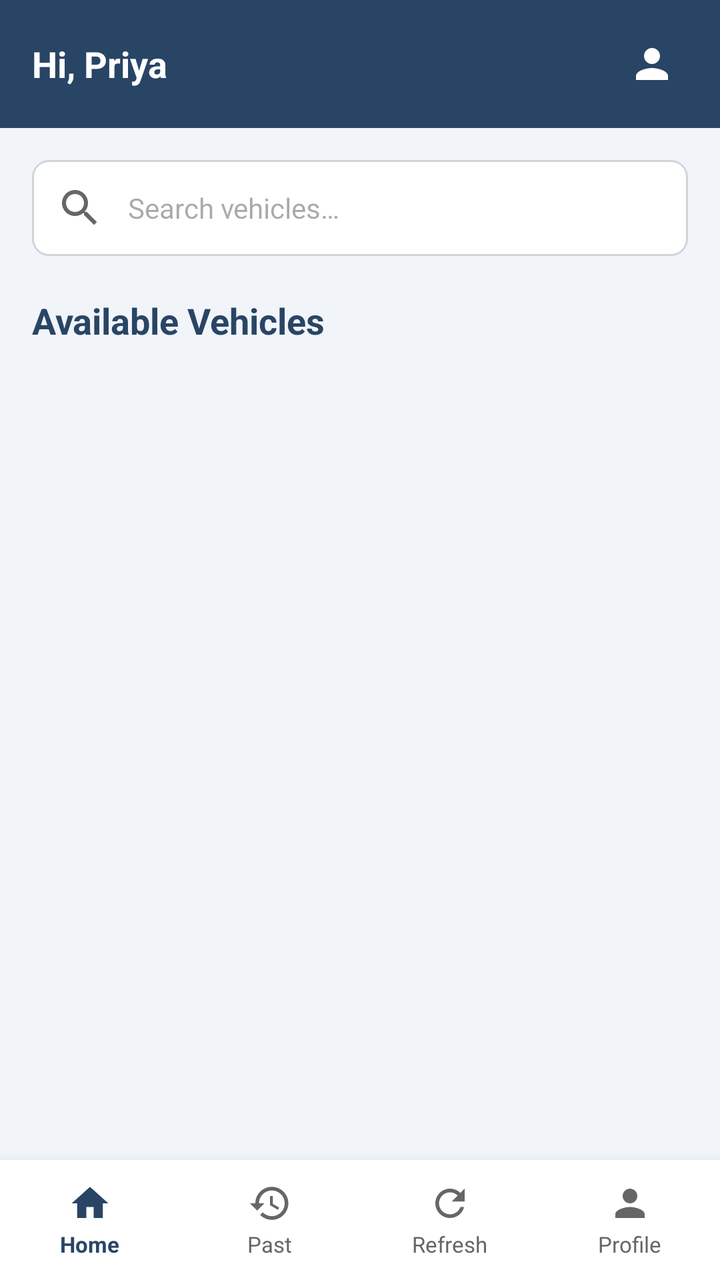
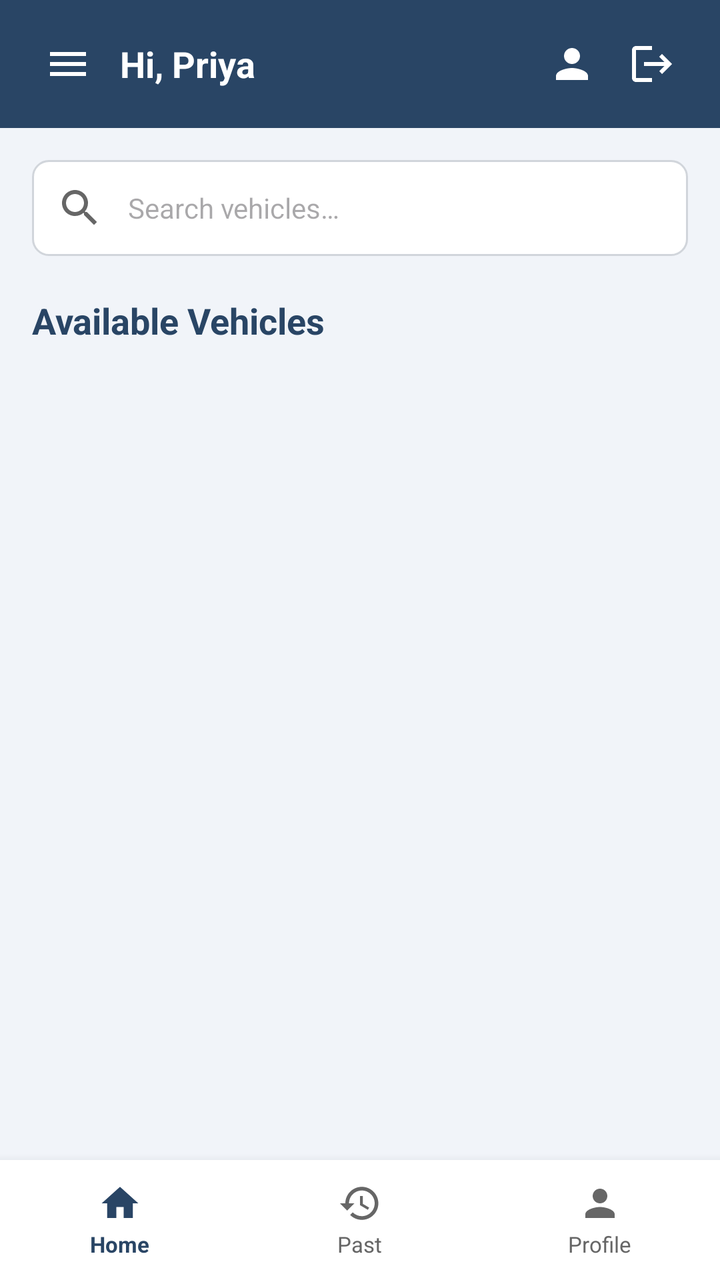

The first picture is an Android layout as it rendered before a commit; the second is the same layout after the commit. The layout source and the unified diff follow.
<!-- AndroidManifest.xml: application theme Theme.Android_vehicle_project -->
<!-- res/layout/activity_customer_home.xml -->
<?xml version="1.0" encoding="utf-8"?>
<LinearLayout xmlns:android="http://schemas.android.com/apk/res/android"
    xmlns:app="http://schemas.android.com/apk/res-auto"
    android:layout_width="match_parent"
    android:layout_height="match_parent"
    android:background="@color/background_light"
    android:fitsSystemWindows="true"
    android:orientation="vertical">

    
    <androidx.appcompat.widget.Toolbar
        android:id="@+id/toolbarHome"
        android:layout_width="match_parent"
        android:layout_height="?attr/actionBarSize"
        android:background="@color/primary_navy"
        app:titleTextColor="@color/white">

        <RelativeLayout
            android:layout_width="match_parent"
            android:layout_height="match_parent"
            android:paddingEnd="16dp"
            android:paddingStart="0dp">

            <TextView
                android:id="@+id/tvGreeting"
                android:layout_width="wrap_content"
                android:layout_height="wrap_content"
                android:layout_centerVertical="true"
                android:text="Hi, Priya"
                android:textColor="@color/white"
                android:textSize="18sp"
                android:textStyle="bold" />

            <ImageView
                android:id="@+id/ivProfileIcon"
                android:layout_width="36dp"
                android:layout_height="36dp"
                android:layout_alignParentEnd="true"
                android:layout_centerVertical="true"
                android:background="?attr/selectableItemBackgroundBorderless"
                android:clickable="true"
                android:contentDescription="@string/nav_profile"
                android:focusable="true"
                android:padding="6dp"
                android:src="@drawable/ic_profile" />
        </RelativeLayout>
    </androidx.appcompat.widget.Toolbar>

    
    <ScrollView
        android:layout_width="match_parent"
        android:layout_height="0dp"
        android:layout_weight="1"
        android:fillViewport="true">

        <LinearLayout
            android:layout_width="match_parent"
            android:layout_height="wrap_content"
            android:orientation="vertical"
            android:padding="16dp">

            
            <RelativeLayout
                android:layout_width="match_parent"
                android:layout_height="48dp"
                android:background="@drawable/bg_input"
                android:paddingHorizontal="12dp">

                <ImageView
                    android:id="@+id/ivSearchIcon"
                    android:layout_width="24dp"
                    android:layout_height="24dp"
                    android:layout_alignParentStart="true"
                    android:layout_centerVertical="true"
                    android:contentDescription="@string/search_vehicles"
                    android:src="@drawable/ic_search" />

                <EditText
                    android:id="@+id/etSearchVehicle"
                    android:layout_width="match_parent"
                    android:layout_height="match_parent"
                    android:layout_toEndOf="@id/ivSearchIcon"
                    android:autofillHints="name"
                    android:background="@null"
                    android:hint="@string/search_vehicles"
                    android:imeOptions="actionSearch"
                    android:inputType="text"
                    android:paddingEnd="12dp"
                    android:paddingStart="12dp"
                    android:textColor="@color/text_dark"
                    android:textSize="14sp" />
            </RelativeLayout>

            <Space
                android:layout_width="match_parent"
                android:layout_height="20dp" />

            <TextView
                android:layout_width="wrap_content"
                android:layout_height="wrap_content"
                android:text="@string/available_vehicles"
                android:textColor="@color/text_dark"
                android:textSize="18sp"
                android:textStyle="bold" />

            <Space
                android:layout_width="match_parent"
                android:layout_height="12dp" />

            
            <LinearLayout
                android:id="@+id/llVehicleContainer"
                android:layout_width="match_parent"
                android:layout_height="wrap_content"
                android:orientation="vertical" />

        </LinearLayout>
    </ScrollView>

    
    <LinearLayout
        android:layout_width="match_parent"
        android:layout_height="60dp"
        android:background="@color/white"
        android:elevation="8dp"
        android:orientation="horizontal">

        
        <LinearLayout
            android:id="@+id/navHome"
            android:layout_width="0dp"
            android:layout_height="match_parent"
            android:layout_weight="1"
            android:background="?attr/selectableItemBackground"
            android:clickable="true"
            android:focusable="true"
            android:gravity="center"
            android:orientation="vertical">

            <ImageView
                android:layout_width="22dp"
                android:layout_height="22dp"
                android:contentDescription="@string/nav_home"
                android:src="@drawable/ic_home_nav" />

            <TextView
                android:layout_width="wrap_content"
                android:layout_height="wrap_content"
                android:layout_marginTop="2dp"
                android:text="@string/nav_home"
                android:textColor="@color/primary_navy"
                android:textSize="11sp"
                android:textStyle="bold" />
        </LinearLayout>

        
        <LinearLayout
            android:id="@+id/navPast"
            android:layout_width="0dp"
            android:layout_height="match_parent"
            android:layout_weight="1"
            android:background="?attr/selectableItemBackground"
            android:clickable="true"
            android:focusable="true"
            android:gravity="center"
            android:orientation="vertical">

            <ImageView
                android:layout_width="22dp"
                android:layout_height="22dp"
                android:contentDescription="@string/nav_past"
                android:src="@drawable/ic_past_nav" />

            <TextView
                android:layout_width="wrap_content"
                android:layout_height="wrap_content"
                android:layout_marginTop="2dp"
                android:text="@string/nav_past"
                android:textColor="@color/text_gray"
                android:textSize="11sp" />
        </LinearLayout>

        
        <LinearLayout
            android:id="@+id/navRefresh"
            android:layout_width="0dp"
            android:layout_height="match_parent"
            android:layout_weight="1"
            android:background="?attr/selectableItemBackground"
            android:clickable="true"
            android:focusable="true"
            android:gravity="center"
            android:orientation="vertical">

            <ImageView
                android:layout_width="22dp"
                android:layout_height="22dp"
                android:contentDescription="@string/nav_refresh"
                android:src="@drawable/ic_refresh_nav" />

            <TextView
                android:layout_width="wrap_content"
                android:layout_height="wrap_content"
                android:layout_marginTop="2dp"
                android:text="@string/nav_refresh"
                android:textColor="@color/text_gray"
                android:textSize="11sp" />
        </LinearLayout>

        
        <LinearLayout
            android:id="@+id/navProfile"
            android:layout_width="0dp"
            android:layout_height="match_parent"
            android:layout_weight="1"
            android:background="?attr/selectableItemBackground"
            android:clickable="true"
            android:focusable="true"
            android:gravity="center"
            android:orientation="vertical">

            <ImageView
                android:layout_width="22dp"
                android:layout_height="22dp"
                android:contentDescription="@string/nav_profile"
                android:src="@drawable/ic_profile"
                app:tint="@color/text_gray" />

            <TextView
                android:layout_width="wrap_content"
                android:layout_height="wrap_content"
                android:layout_marginTop="2dp"
                android:text="@string/nav_profile"
                android:textColor="@color/text_gray"
                android:textSize="11sp" />
        </LinearLayout>
    </LinearLayout>
</LinearLayout>
<!-- resources referenced by this layout -->
<resources>
  <color name="background_light">#F1F4F9</color>
  <color name="primary_navy">#294565</color>
  <color name="text_dark">#294565</color>
  <color name="text_gray">#666666</color>
  <color name="white">#FFFFFFFF</color>
  <!-- drawable bg_input (drawable) -->
  <?xml version="1.0" encoding="utf-8"?>
  <shape xmlns:android="http://schemas.android.com/apk/res/android"
      android:shape="rectangle">
      <solid android:color="@color/white" />
      <corners android:radius="8dp" />
      <stroke
          android:width="1dp"
          android:color="@color/border_gray" />
  </shape>
  <!-- drawable ic_home_nav (drawable) -->
  <vector xmlns:android="http://schemas.android.com/apk/res/android"
      android:width="24dp"
      android:height="24dp"
      android:viewportWidth="24"
      android:viewportHeight="24">
    <path
        android:fillColor="@color/primary_navy"
        android:pathData="M10,20v-6h4v6h5v-8h3L12,3 2,12h3v8z"/>
  </vector>
  <!-- drawable ic_profile (drawable) -->
  <vector xmlns:android="http://schemas.android.com/apk/res/android"
      android:width="24dp"
      android:height="24dp"
      android:viewportWidth="24"
      android:viewportHeight="24">
    <path
        android:fillColor="@color/white"
        android:pathData="M12,12c2.21,0 4,-1.79 4,-4s-1.79,-4 -4,-4 -4,1.79 -4,4 1.79,4 4,4zM12,14c-2.67,0 -8,1.34 -8,4v2h16v-2c0,-2.66 -5.33,-4 -8,-4z"/>
  </vector>
  <!-- drawable ic_refresh_nav (drawable) -->
  <vector xmlns:android="http://schemas.android.com/apk/res/android"
      android:width="24dp"
      android:height="24dp"
      android:viewportWidth="24"
      android:viewportHeight="24">
    <path
        android:fillColor="@color/text_gray"
        android:pathData="M17.65,6.35C16.2,4.9 14.21,4 12,4c-4.42,0 -7.99,3.58 -7.99,8s3.57,8 7.99,8c3.73,0 6.84,-2.55 7.73,-6h-2.08c-0.82,2.33 -3.04,4 -5.65,4 -3.31,0 -6,-2.69 -6,-6s2.69,-6 6,-6c1.66,0 3.14,0.69 4.22,1.78L13,11h7V4l-2.35,2.35z"/>
  </vector>
  <!-- drawable ic_search (drawable) -->
  <vector xmlns:android="http://schemas.android.com/apk/res/android"
      android:width="24dp"
      android:height="24dp"
      android:viewportWidth="24"
      android:viewportHeight="24">
    <path
        android:fillColor="@color/text_gray"
        android:pathData="M15.5,14h-0.79l-0.28,-0.27C15.41,12.59 16,11.11 16,9.5 16,5.91 13.09,3 9.5,3S3,5.91 3,9.5 5.91,16 9.5,16c1.61,0 3.09,-0.59 4.23,-1.57l0.27,0.28v0.79l5,4.99L20.49,19l-4.99,-5zM9.5,14C7.01,14 5,11.99 5,9.5S7.01,5 9.5,5 14,7.01 14,9.5 11.99,14 9.5,14z"/>
  </vector>
  <string name="available_vehicles">Available Vehicles</string>
  <string name="nav_home">Home</string>
  <string name="nav_past">Past</string>
  <string name="nav_profile">Profile</string>
  <string name="nav_refresh">Refresh</string>
  <string name="search_vehicles">Search vehicles…</string>
  <style name="Theme.Android_vehicle_project" parent="Base.Theme.android_vehicle_project" />
  <color name="border_gray">#D1D5DB</color>
  <style name="Base.Theme.android_vehicle_project" parent="Theme.Material3.DayNight.NoActionBar">
  
          <item name="colorPrimary">@color/primary_navy</item>
          <item name="colorPrimaryDark">@color/primary_navy_dark</item>
          <item name="colorSecondary">@color/primary_navy</item>
          <item name="android:windowBackground">@color/background_light</item>
      </style>
  <color name="primary_navy_dark">#1E334D</color>
  <!-- unchanged entries left out for length: 1 -->
</resources>

<!-- the commit's change to res/layout/activity_customer_home.xml (unified diff, before → after) -->
@@ -21,28 +21,64 @@
             android:paddingEnd="16dp"
             android:paddingStart="0dp">
 
+            <ImageView
+                android:id="@+id/ivMenuIcon"
+                android:layout_width="36dp"
+                android:layout_height="36dp"
+                android:layout_alignParentStart="true"
+                android:layout_centerVertical="true"
+                android:layout_marginEnd="8dp"
+                android:background="?attr/selectableItemBackgroundBorderless"
+                android:clickable="true"
+                android:contentDescription="Menu"
+                android:focusable="true"
+                android:padding="6dp"
+                android:src="@drawable/ic_menu_admin"
+                app:tint="@color/white" />
+
             <TextView
                 android:id="@+id/tvGreeting"
                 android:layout_width="wrap_content"
                 android:layout_height="wrap_content"
+                android:layout_toEndOf="@id/ivMenuIcon"
                 android:layout_centerVertical="true"
                 android:text="Hi, Priya"
                 android:textColor="@color/white"
                 android:textSize="18sp"
                 android:textStyle="bold" />
 
-            <ImageView
-                android:id="@+id/ivProfileIcon"
-                android:layout_width="36dp"
-                android:layout_height="36dp"
+            <LinearLayout
+                android:layout_width="wrap_content"
+                android:layout_height="wrap_content"
                 android:layout_alignParentEnd="true"
                 android:layout_centerVertical="true"
-                android:background="?attr/selectableItemBackgroundBorderless"
-                android:clickable="true"
-                android:contentDescription="@string/nav_profile"
-                android:focusable="true"
-                android:padding="6dp"
-                android:src="@drawable/ic_profile" />
+                android:gravity="center_vertical"
+                android:orientation="horizontal">
+
+                <ImageView
+                    android:id="@+id/ivProfileIcon"
+                    android:layout_width="36dp"
+                    android:layout_height="36dp"
+                    android:layout_marginEnd="4dp"
+                    android:background="?attr/selectableItemBackgroundBorderless"
+                    android:clickable="true"
+                    android:contentDescription="@string/nav_profile"
+                    android:focusable="true"
+                    android:padding="6dp"
+                    android:src="@drawable/ic_profile" />
+
+                <ImageView
+                    android:id="@+id/ivLogoutIcon"
+                    android:layout_width="36dp"
+                    android:layout_height="36dp"
+                    android:background="?attr/selectableItemBackgroundBorderless"
+                    android:clickable="true"
+                    android:contentDescription="@string/logout"
+                    android:focusable="true"
+                    android:padding="6dp"
+                    android:src="@drawable/ic_logout"
+                    app:tint="@color/white" />
+            </LinearLayout>
         </RelativeLayout>
     </androidx.appcompat.widget.Toolbar>
 
@@ -180,9 +216,11 @@
                 android:textSize="11sp" />
         </LinearLayout>
 
+
+
         
         <LinearLayout
-            android:id="@+id/navRefresh"
+            android:id="@+id/navProfile"
             android:layout_width="0dp"
             android:layout_height="match_parent"
             android:layout_weight="1"
@@ -195,33 +233,6 @@
             <ImageView
                 android:layout_width="22dp"
                 android:layout_height="22dp"
-                android:contentDescription="@string/nav_refresh"
-                android:src="@drawable/ic_refresh_nav" />
-
-            <TextView
-                android:layout_width="wrap_content"
-                android:layout_height="wrap_content"
-                android:layout_marginTop="2dp"
-                android:text="@string/nav_refresh"
-                android:textColor="@color/text_gray"
-                android:textSize="11sp" />
-        </LinearLayout>
-
-        
-        <LinearLayout
-            android:id="@+id/navProfile"
-            android:layout_width="0dp"
-            android:layout_height="match_parent"
-            android:layout_weight="1"
-            android:background="?attr/selectableItemBackground"
-            android:clickable="true"
-            android:focusable="true"
-            android:gravity="center"
-            android:orientation="vertical">
-
-            <ImageView
-                android:layout_width="22dp"
-                android:layout_height="22dp"
                 android:contentDescription="@string/nav_profile"
                 android:src="@drawable/ic_profile"
                 app:tint="@color/text_gray" />
<!-- resource entries referenced after the edit -->
@@ -25,6 +25,27 @@
         android:fillColor="@color/primary_navy"
         android:pathData="M10,20v-6h4v6h5v-8h3L12,3 2,12h3v8z"/>
   </vector>
+  <!-- drawable ic_logout (drawable) -->
+  <vector xmlns:android="http://schemas.android.com/apk/res/android"
+      android:width="24dp"
+      android:height="24dp"
+      android:viewportWidth="24"
+      android:viewportHeight="24">
+    <path
+        android:fillColor="@color/white"
+        android:pathData="M17,7l-1.41,1.41L18.17,11H8v2h10.17l-2.58,2.58L17,17l5,-5zM4,5h8V3H4C2.9,3 2,3.9 2,5v14c0,1.1 0.9,2 2,2h8v-2H4V5z"/>
+  </vector>
+  <!-- drawable ic_menu_admin (drawable) -->
+  <vector xmlns:android="http://schemas.android.com/apk/res/android"
+      android:width="24dp"
+      android:height="24dp"
+      android:viewportWidth="24"
+      android:viewportHeight="24"
+      android:tint="#294565">
+    <path
+        android:fillColor="@android:color/white"
+        android:pathData="M3,18h18v-2H3v2zm0,-5h18v-2H3v2zm0,-7v2h18V6H3z"/>
+  </vector>
   <!-- drawable ic_profile (drawable) -->
   <vector xmlns:android="http://schemas.android.com/apk/res/android"
       android:width="24dp"
@@ -34,16 +55,6 @@
     <path
         android:fillColor="@color/white"
         android:pathData="M12,12c2.21,0 4,-1.79 4,-4s-1.79,-4 -4,-4 -4,1.79 -4,4 1.79,4 4,4zM12,14c-2.67,0 -8,1.34 -8,4v2h16v-2c0,-2.66 -5.33,-4 -8,-4z"/>
-  </vector>
-  <!-- drawable ic_refresh_nav (drawable) -->
-  <vector xmlns:android="http://schemas.android.com/apk/res/android"
-      android:width="24dp"
-      android:height="24dp"
-      android:viewportWidth="24"
-      android:viewportHeight="24">
-    <path
-        android:fillColor="@color/text_gray"
-        android:pathData="M17.65,6.35C16.2,4.9 14.21,4 12,4c-4.42,0 -7.99,3.58 -7.99,8s3.57,8 7.99,8c3.73,0 6.84,-2.55 7.73,-6h-2.08c-0.82,2.33 -3.04,4 -5.65,4 -3.31,0 -6,-2.69 -6,-6s2.69,-6 6,-6c1.66,0 3.14,0.69 4.22,1.78L13,11h7V4l-2.35,2.35z"/>
   </vector>
   <!-- drawable ic_search (drawable) -->
   <vector xmlns:android="http://schemas.android.com/apk/res/android"
@@ -56,10 +67,10 @@
         android:pathData="M15.5,14h-0.79l-0.28,-0.27C15.41,12.59 16,11.11 16,9.5 16,5.91 13.09,3 9.5,3S3,5.91 3,9.5 5.91,16 9.5,16c1.61,0 3.09,-0.59 4.23,-1.57l0.27,0.28v0.79l5,4.99L20.49,19l-4.99,-5zM9.5,14C7.01,14 5,11.99 5,9.5S7.01,5 9.5,5 14,7.01 14,9.5 11.99,14 9.5,14z"/>
   </vector>
   <string name="available_vehicles">Available Vehicles</string>
+  <string name="logout">Logout</string>
   <string name="nav_home">Home</string>
   <string name="nav_past">Past</string>
   <string name="nav_profile">Profile</string>
-  <string name="nav_refresh">Refresh</string>
   <string name="search_vehicles">Search vehicles…</string>
   <style name="Theme.Android_vehicle_project" parent="Base.Theme.android_vehicle_project" />
   <color name="border_gray">#D1D5DB</color>
